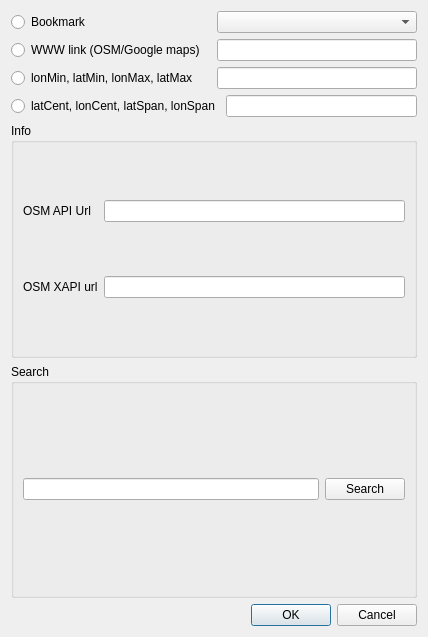
Before: the Qt Designer form src/GotoDialog.ui in openstreetmap/merkaartor, drawn with Qt 5.
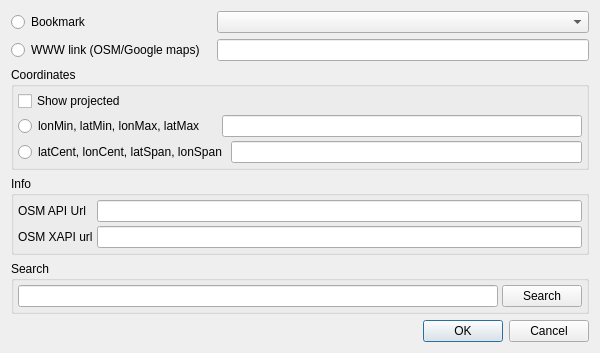
After: the same form once the commit is applied.

Commit message: ADD : Goto dialog: Allow to show/edit coordinates in projected units

Diff of the .ui file:
```diff
--- a/src/GotoDialog.ui
+++ b/src/GotoDialog.ui
@@ -6,8 +6,8 @@
    <rect>
     <x>0</x>
     <y>0</y>
-    <width>426</width>
-    <height>637</height>
+    <width>600</width>
+    <height>328</height>
    </rect>
   </property>
   <property name="windowTitle">
@@ -75,6 +75,25 @@
     </layout>
    </item>
    <item>
+    <widget class="QGroupBox" name="groupBox_2">
+     <property name="title">
+      <string>Coordinates</string>
+     </property>
+     <layout class="QVBoxLayout" name="verticalLayout_5">
+      <property name="spacing">
+       <number>4</number>
+      </property>
+      <property name="margin">
+       <number>4</number>
+      </property>
+      <item>
+       <widget class="QCheckBox" name="cbCoordShowProjected">
+        <property name="text">
+         <string>Show projected</string>
+        </property>
+       </widget>
+      </item>
+      <item>
     <layout class="QHBoxLayout" name="horizontalLayout_3">
      <item>
       <widget class="QRadioButton" name="rbCoord">
@@ -128,12 +147,21 @@
      </item>
     </layout>
    </item>
+     </layout>
+    </widget>
+   </item>
    <item>
     <widget class="QGroupBox" name="groupBox">
      <property name="title">
       <string>Info</string>
      </property>
      <layout class="QVBoxLayout" name="verticalLayout_2">
+      <property name="spacing">
+       <number>4</number>
+      </property>
+      <property name="margin">
+       <number>4</number>
+      </property>
       <item>
        <layout class="QHBoxLayout" name="horizontalLayout_5">
         <item>
@@ -197,6 +225,12 @@
       <string>Search</string>
      </property>
      <layout class="QVBoxLayout" name="verticalLayout_3">
+      <property name="spacing">
+       <number>4</number>
+      </property>
+      <property name="margin">
+       <number>4</number>
+      </property>
       <item>
        <layout class="QVBoxLayout" name="verticalLayout_4">
         <item>
```
Lines whose indentation alone changed are shown as unchanged. The commit also changes 8 other files.
